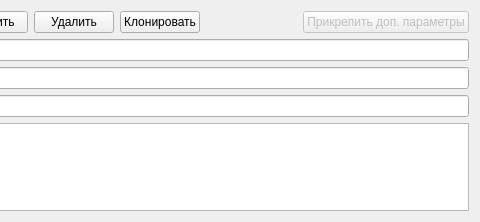
Old version of the form VisualVar/manualModify/FormManualModify.ui in the repository FedorGurin/VisualVar; both pictures show x 235 to 715 and y 0 to 222 of the 715 by 222 pixel window.
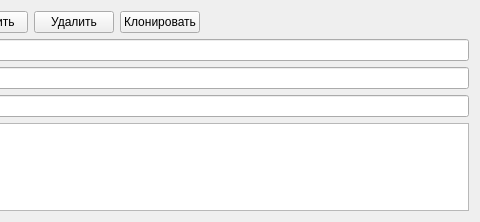
New version of the form. Icons and pictures are not drawn.

What changed in the file:
```diff
--- a/VisualVar/manualModify/FormManualModify.ui
+++ b/VisualVar/manualModify/FormManualModify.ui
@@ -94,16 +94,6 @@
          </property>
         </spacer>
        </item>
-       <item>
-        <widget class="QPushButton" name="pushButtonAttach">
-         <property name="enabled">
-          <bool>false</bool>
-         </property>
-         <property name="text">
-          <string>Прикрепить доп. параметры</string>
-         </property>
-        </widget>
-       </item>
       </layout>
      </item>
      <item>
```
